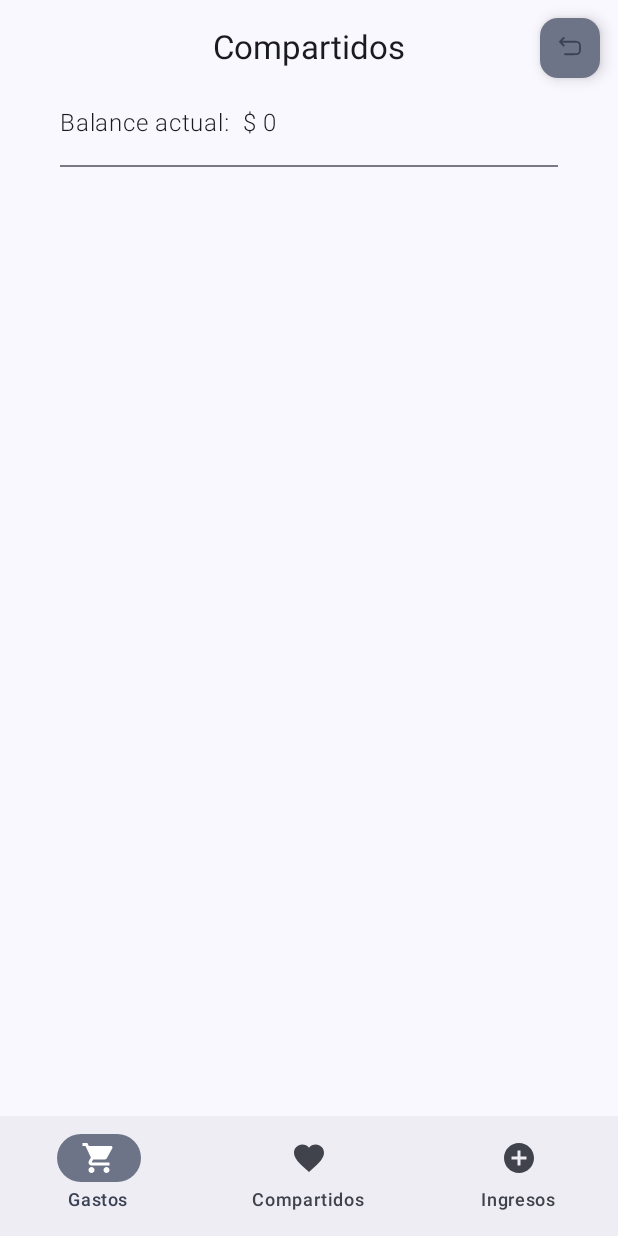
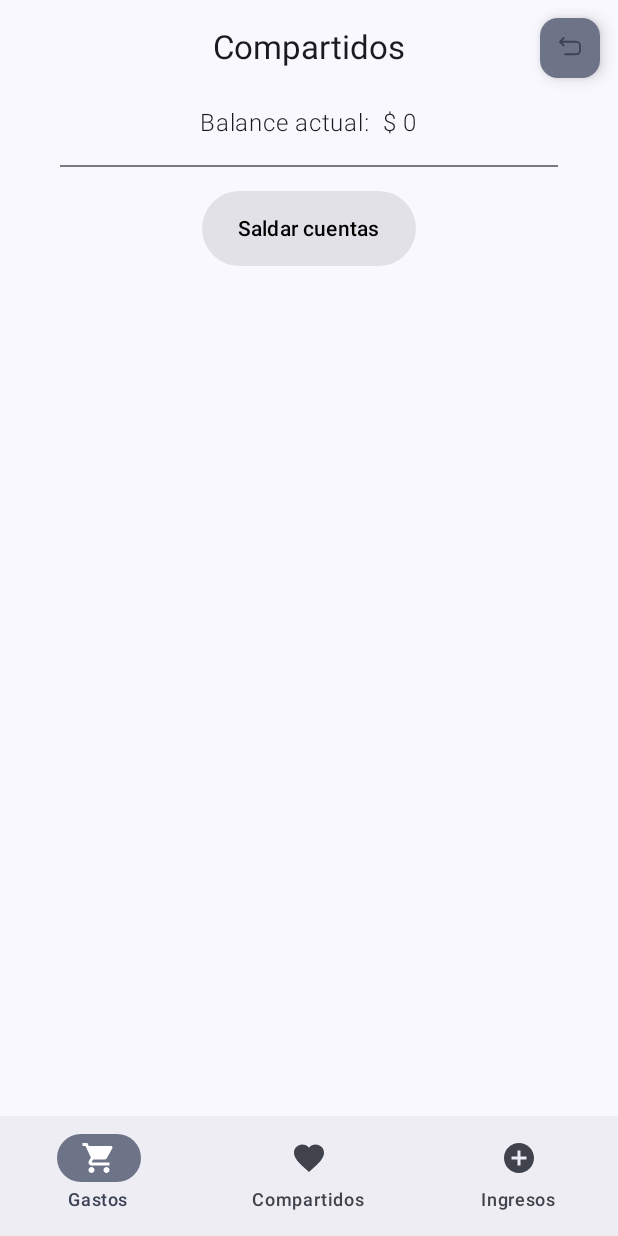
Before and after one commit to eflcabrera/mintdrop, an Android app built with Jetpack Compose: the SharedExpensesScreen screen opened through its navigation route, on a phone screen of 412 x 824 dp. Run offline under Robolectric (Android 15) with nearby library versions, the phone set to English and light mode, and no system bars; our stand-ins replace Dagger/Hilt's generated code, Room's generated code; 1 statement that could not run was skipped.

Commit message:
shared-expenses-page Settle button

```diff
--- a/app/src/main/java/com/eflc/mintdrop/ui/screens/shared/SharedExpenses.kt
+++ b/app/src/main/java/com/eflc/mintdrop/ui/screens/shared/SharedExpenses.kt
@@ -7,9 +7,12 @@ import androidx.compose.foundation.layout.Box
 import androidx.compose.foundation.layout.Column
 import androidx.compose.foundation.layout.fillMaxSize
 import androidx.compose.foundation.layout.fillMaxWidth
+import androidx.compose.foundation.layout.height
 import androidx.compose.foundation.layout.padding
 import androidx.compose.foundation.rememberScrollState
 import androidx.compose.foundation.verticalScroll
+import androidx.compose.material3.Button
+import androidx.compose.material3.ButtonDefaults
 import androidx.compose.material3.CenterAlignedTopAppBar
 import androidx.compose.material3.Divider
 import androidx.compose.material3.ExperimentalMaterial3Api
@@ -20,16 +23,21 @@ import androidx.compose.runtime.Composable
 import androidx.compose.runtime.LaunchedEffect
 import androidx.compose.runtime.collectAsState
 import androidx.compose.runtime.getValue
+import androidx.compose.runtime.mutableStateOf
+import androidx.compose.runtime.remember
 import androidx.compose.ui.Alignment
 import androidx.compose.ui.Modifier
+import androidx.compose.ui.graphics.Color
 import androidx.compose.ui.text.font.FontWeight
 import androidx.compose.ui.unit.dp
 import androidx.hilt.navigation.compose.hiltViewModel
 import androidx.navigation.NavController
 import com.eflc.mintdrop.ui.components.card.EntryHistoryCard
+import com.eflc.mintdrop.ui.components.dialog.ConfirmationEntryDialog
 import com.eflc.mintdrop.utils.Constants
 import com.eflc.mintdrop.utils.Constants.MY_USER_ID
 import com.eflc.mintdrop.utils.FormatUtils
+import kotlin.math.absoluteValue
 
 @SuppressLint("UnusedMaterial3ScaffoldPaddingParameter")
 @OptIn(ExperimentalMaterial3Api::class)
@@ -43,6 +51,7 @@ fun SharedExpensesScreen(navComposable: NavController) {
 
     val sharedExpenseBalance by sharedExpensesViewModel.sharedExpenseBalanceData.collectAsState()
     val sharedExpenses by sharedExpensesViewModel.sharedExpenses.collectAsState()
+    val shouldShowSettlementDialog = remember { mutableStateOf(false) }
 
     val myUserSplit = sharedExpenseBalance.splits.find { it.userId == MY_USER_ID }
     var currentBalance = 0.0
@@ -50,6 +59,18 @@ fun SharedExpensesScreen(navComposable: NavController) {
         currentBalance = myUserSplit.paid.minus(myUserSplit.owed)
     }
     val sheet = Constants.SHARED_EXPENSE_SHEET_NAME
+    val resultOperationCaption = if (currentBalance < 0.0) "debitarán" else "acreditarán"
+
+    if (shouldShowSettlementDialog.value) {
+        ConfirmationEntryDialog(
+            onDismissRequest = { },
+            onConfirmation = { },
+            dialogTitle = "Saldar cuentas",
+            dialogText = "¿Estás seguro de querer saldar estos gastos?\nSe te $resultOperationCaption ${FormatUtils.formatAsCurrency(currentBalance.absoluteValue)}",
+            isVisible = shouldShowSettlementDialog,
+            confirmLabel = "Saldar"
+        )
+    }
 
     Scaffold(
         modifier = Modifier.fillMaxSize(),
@@ -65,7 +86,7 @@ fun SharedExpensesScreen(navComposable: NavController) {
                         .fillMaxWidth()
                         .padding(start = 40.dp, end = 40.dp, top = 70.dp)
                         .verticalScroll(rememberScrollState()),
-                    horizontalAlignment = Alignment.Start,
+                    horizontalAlignment = Alignment.CenterHorizontally,
                     verticalArrangement = Arrangement.Center
                 ) {
                     Text(
@@ -77,6 +98,18 @@ fun SharedExpensesScreen(navComposable: NavController) {
                         thickness = 1.dp,
                         modifier = Modifier.padding(bottom = 16.dp)
                     )
+                    Button(
+                        onClick = {
+                            shouldShowSettlementDialog.value = true
+                        },
+                        colors = ButtonDefaults.buttonColors(containerColor = Color(160, 221, 230)),
+                        enabled = currentBalance != 0.0,
+                        modifier = Modifier
+                            .padding(bottom = 10.dp)
+                            .height(50.dp)
+                    ) {
+                        Text(text = "Saldar cuentas", color = Color.Black)
+                    }
                 }
             }
         }
@@ -84,7 +117,8 @@ fun SharedExpensesScreen(navComposable: NavController) {
         Column(
             modifier = Modifier
                 .fillMaxSize()
-                .padding(bottom = 100.dp),
+                .padding(bottom = 90.dp, top = 190.dp)
+                .verticalScroll(rememberScrollState()),
             horizontalAlignment = Alignment.CenterHorizontally,
             verticalArrangement = Arrangement.Center,
         ) {
--- a/app/src/main/java/com/eflc/mintdrop/utils/FormatUtils.kt
+++ b/app/src/main/java/com/eflc/mintdrop/utils/FormatUtils.kt
@@ -15,7 +15,7 @@ class FormatUtils {
     companion object {
         fun formatAsCurrency(amount: Double): String {
             val numberFormat: NumberFormat = NumberFormat.getNumberInstance(Locale.GERMAN)
-            val sign = if (amount < 0.0) "–" else ""
+            val sign = if (amount < 0.0) "-" else ""
             numberFormat.maximumFractionDigits = 2
             numberFormat.roundingMode = RoundingMode.HALF_UP
             return "$sign $ ${numberFormat.format(amount.absoluteValue)}"
```
Also changed, not shown: app/src/main/java/com/eflc/mintdrop/ui/components/dialog/ConfirmationEntryDialog.kt (renamed from app/src/main/java/com/eflc/mintdrop/ui/components/dialog/UndoEntryDialog.kt, +7 -6 lines), app/src/main/java/com/eflc/mintdrop/ui/screens/home/HomeScreen.kt (+4 -3 lines).
